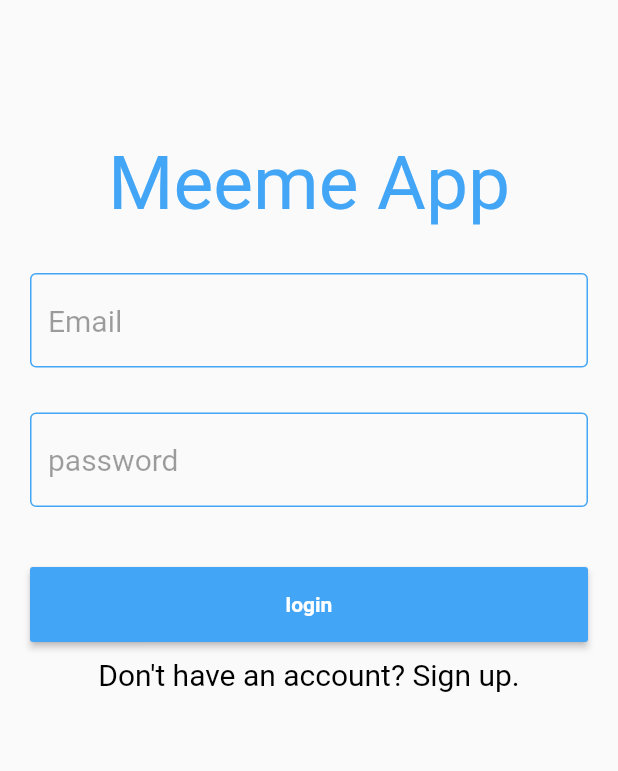
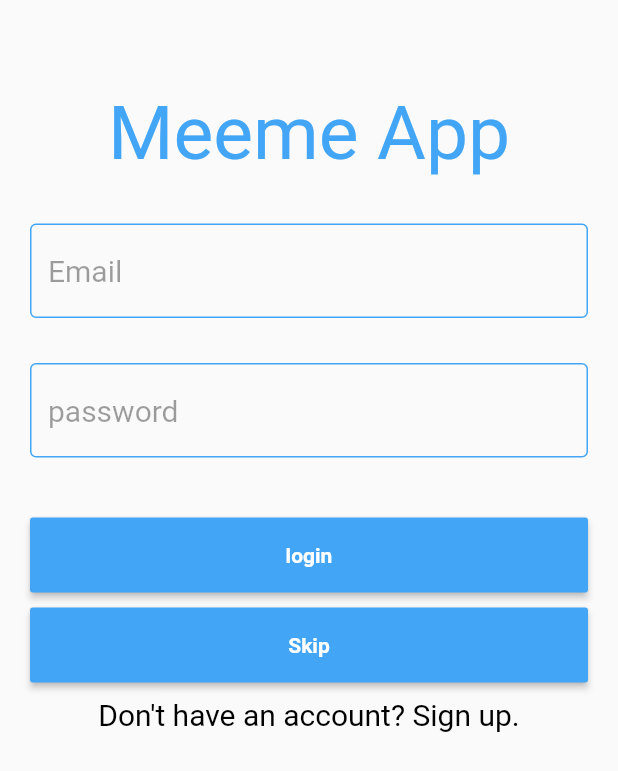
Before and after one commit to Alegerd/meeme_app, a Flutter app: the ProfileView screen opened directly, after a tap on the "logout" icon, on a phone screen of 412 x 824 dp. Shown: the top 771 px of the screen. Run offline on Flutter 3.47's test engine with Material 2 defaults, Android fonts, the phone set to English and light mode, and no system bars; our stand-ins replace cached_network_image, cloud_firestore, firebase_auth, firebase_core, firebase_storage, flare_flutter and 4 more; accounts and stored records are empty; network calls fail.

Commit message:
added second usage

```diff
--- a/lib/views/loginView.dart
+++ b/lib/views/loginView.dart
@@ -39,19 +39,14 @@ class LoginViewState extends State<LoginView> {
   @override
   Widget build(BuildContext context) {
     Widget _form(String label, void onPress()) {
+
+      void onSkip() {
+        Navigator.of(context).popAndPushNamed("/Main");
+      }
+
       return Container(
         child: Column(
           children: <Widget>[
-            Padding(
-              padding: EdgeInsets.only(bottom: 20, top: 50),
-              child: Text(
-                "Meeme App",
-                style: TextStyle(
-                    color: AppColors.mainColor,
-                    fontSize: 50.0,
-                    fontWeight: FontWeight.w400),
-              ),
-            ),
             Padding(
               padding: EdgeInsets.only(bottom: 20, top: 10),
               child: InputWidget.createInput("Email", _emailController, false),
@@ -68,6 +63,24 @@ class LoginViewState extends State<LoginView> {
                 height: 50,
                 width: MediaQuery.of(context).size.width,
                 child: _button(label, onPress),
+              ),
+            ),
+            SizedBox(
+              height: 10,
+            ),
+            Padding(
+              padding: EdgeInsets.only(left: 20, right: 20),
+              child: Container(
+                height: 50,
+                width: MediaQuery.of(context).size.width,
+                child: RaisedButton(
+                  splashColor: Theme.of(context).primaryColor,
+                  highlightColor: Theme.of(context).primaryColor,
+                  color: AppColors.mainColor,
+                  child: Text("Skip",
+                      style: TextStyle(fontWeight: FontWeight.bold, color: Colors.white)),
+                  onPressed: () => { onSkip() },
+                )
               ),
             )
           ],
@@ -137,10 +150,20 @@ class LoginViewState extends State<LoginView> {
     return Scaffold(
       body: Column(
         children: [
-          SizedBox(height: 43),
+          SizedBox(height: 10),
           (showLogin
               ? Column(
                   children: <Widget>[
+                    Padding(
+                      padding: EdgeInsets.only(bottom: 20, top: 50),
+                      child: Text(
+                        "Meeme App",
+                        style: TextStyle(
+                            color: AppColors.mainColor,
+                            fontSize: 50.0,
+                            fontWeight: FontWeight.w400),
+                      ),
+                    ),
                     _form("login", _loginUser),
                     Padding(
                       padding: EdgeInsets.all(10),
@@ -160,12 +183,22 @@ class LoginViewState extends State<LoginView> {
                 )
               : Column(
                   children: <Widget>[
-                    _form("Sign Up", _signUpUser),
+                    Padding(
+                      padding: EdgeInsets.only(bottom: 20, top: 50),
+                      child: Text(
+                        "Meeme App",
+                        style: TextStyle(
+                            color: AppColors.mainColor,
+                            fontSize: 50.0,
+                            fontWeight: FontWeight.w400),
+                      ),
+                    ),
                     Padding(
                       padding: EdgeInsets.only(bottom: 20, top: 10),
                       child: InputWidget.createInput(
                           "Name", _nameController, false),
                     ),
+                    _form("Sign Up", _signUpUser),
                     Padding(
                       padding: EdgeInsets.all(10),
                       child: GestureDetector(
--- a/lib/views/meemecreatorView.dart
+++ b/lib/views/meemecreatorView.dart
@@ -3,6 +3,7 @@ import 'dart:io';
 import 'package:firebase_storage/firebase_storage.dart';
 import 'package:flutter/material.dart';
 import 'package:image_picker/image_picker.dart';
+import 'package:meeme_app/widgets/goto_signup_widget.dart';
 import 'package:provider/provider.dart';
 import 'package:flutter_swiper/flutter_swiper.dart';
 import 'package:meeme_app/model/meemeImage.dart';
@@ -70,6 +71,9 @@ class MeemeCreatorViewState extends State<MeemeCreatorView>
   @override
   Widget build(BuildContext context) {
     user = Provider.of<AppUser>(context);
+    if (user == null)
+      return GotoSingUpWidget();
+
     _getMeemeImages();
     super.build(context);
 
--- a/lib/views/meemesView.dart
+++ b/lib/views/meemesView.dart
@@ -1,6 +1,7 @@
 import 'package:flutter/material.dart';
 import 'package:meeme_app/model/user.dart';
 import 'package:meeme_app/services/database.dart';
+import 'package:meeme_app/widgets/goto_signup_widget.dart';
 import 'package:provider/provider.dart';
 import 'package:meeme_app/model/meemeImage.dart';
 import 'package:meeme_app/model/meeme.dart';
@@ -33,8 +34,8 @@ class MeemesViewState extends State<MeemesView>
 
   @override
   Widget build(BuildContext context) {
+    user = Provider.of<AppUser>(context);
     _refresh();
-    user = Provider.of<AppUser>(context);
     _getFeed();
     super.build(context);
 
@@ -55,7 +56,7 @@ class MeemesViewState extends State<MeemesView>
   _getFeed() async {
     List<MeemeView> listOfPosts;
     meemes = await DatabaseService().getMeemes();
-    AppUser userFromDb = await DatabaseService().getUser(user.id);
+    AppUser userFromDb = user == null ? null : await DatabaseService().getUser(user.id);
     listOfPosts = _generateFeed(meemes, userFromDb);
     setState(() {
       feedData = listOfPosts;
@@ -79,8 +80,7 @@ class MeemesViewState extends State<MeemesView>
 // ignore: must_be_immutable
 class ActivityFeedItem extends StatelessWidget {
   final String username;
-  final String
-      userId; // types include liked photo, follow user, comment on photo
+  final String userId; // types include liked photo, follow user, comment on photo
   final String mediaUrl;
   final String mediaId;
 
--- a/lib/views/profileView.dart
+++ b/lib/views/profileView.dart
@@ -1,5 +1,6 @@
 import 'package:flutter/material.dart';
 import 'package:cloud_firestore/cloud_firestore.dart';
+import 'package:meeme_app/widgets/goto_signup_widget.dart';
 import 'package:provider/provider.dart';
 import 'package:meeme_app/model/user.dart';
 import 'package:meeme_app/services/auth.dart';
@@ -78,6 +79,9 @@ class _ProfilePage extends State<ProfileView>
   @override
   Widget build(BuildContext context) {
     localUser = Provider.of<AppUser>(context);
+    if (localUser == null)
+      return GotoSingUpWidget();
+
     currentUserId = localUser.id;
     profileId = localUser.id;
     super.build(context);
@@ -225,7 +229,10 @@ class _ProfilePage extends State<ProfileView>
       ));
     }
 
-    return StreamBuilder(
+    return
+      localUser == null ?
+      GotoSingUpWidget() :
+      StreamBuilder(
         stream: FirebaseFirestore.instance
             .collection('users')
             .doc(profileId.trim())
```
Also changed, not shown: lib/views/meemeView.dart (+5 -2 lines), lib/widgets/goto_signup_widget.dart (added, +34 -0 lines).
